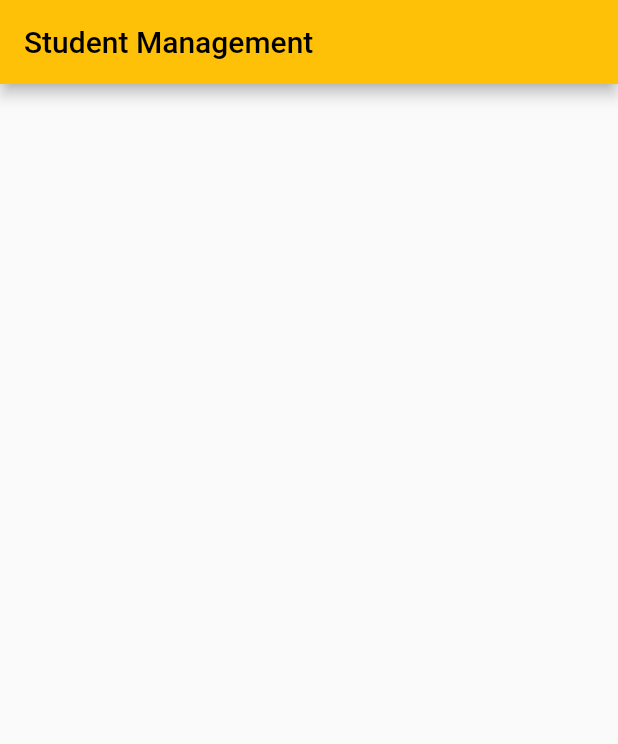
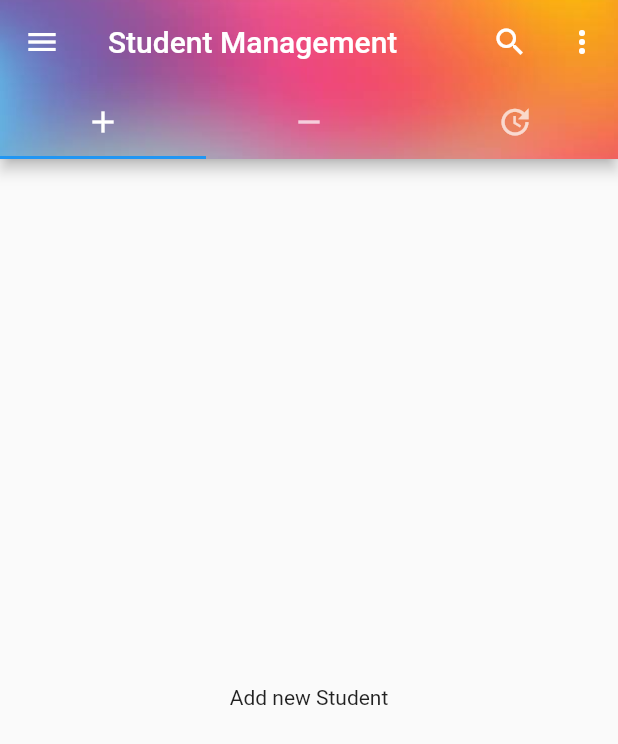
Before and after one commit to Chathura99/Flutter_TestApp, a Flutter app: the screen it shows after launch, on a phone screen of 412 x 824 dp. Shown: the top 744 px of the screen. Run offline on Flutter 3.47's test engine with Material 2 defaults, Android fonts, the phone set to English and light mode, and no system bars.

Commit message:
container,tapbar,safeare,icon

```diff
--- a/lib/main.dart
+++ b/lib/main.dart
@@ -1,6 +1,4 @@
-// ignore_for_file: prefer_const_constructors
-
-import 'dart:html';
+// ignore_for_file: prefer_const_constructors, sort_child_properties_last, prefer_const_literals_to_create_immutables
 
 import 'package:flutter/material.dart';
 
@@ -14,9 +12,10 @@ class MyApp extends StatelessWidget {
   @override
   Widget build(BuildContext context) {
     return MaterialApp(
+      debugShowCheckedModeBanner: false,
       title: "Hello",
       home: MyHomePage(),
-      theme: ThemeData(primarySwatch: Colors.amber),
+      // theme: ThemeData(primarySwatch: Colors.amber),
     );
   }
 }
@@ -26,14 +25,102 @@ class MyHomePage extends StatelessWidget {
 
   @override
   Widget build(BuildContext context) {
-    return Scaffold(
+      // SafeArea(
+      return DefaultTabController(
+        length: 3,
+        child: Scaffold(
           appBar: AppBar(
             title: Text(
               "Student Management",
             ),
+            leading: IconButton(
+              icon: Icon(Icons.menu),
+              onPressed: () {
+                //call method in here
+              },
+            ),
+            actions: [
+              IconButton(
+                icon: Icon(Icons.search),
+                onPressed: () {
+                  //call method
+                },
+              ),
+              IconButton(
+                icon: Icon(Icons.more_vert),
+                onPressed: () {
+                  //call method
+                },
+              ),
+            ],
+            flexibleSpace: Image.asset(
+              "assets/me1.png",
+              fit: BoxFit.cover,
+            ),
+            bottom: PreferredSize(
+              child: TabBar(
 
+                tabs: [
+                  Tab(
+                    icon: Icon(Icons.add),
+                    // text: "New",
+                    ),
+                  Tab(
+                    icon: Icon(Icons.remove),
+                    // text: "Remove",
+                    ),
+                  Tab(
+                    icon: Icon(Icons.update),
+                    // text: "Update",
                     ),
 
+                ],
+              ),
+
+              preferredSize: Size.fromHeight(50),
+            ),
+          //  backgroundColor: Colors.pinkAccent,
+          ),
+          body: Padding(
+            padding: EdgeInsets.all(20.0),
+            child: TabBarView(
+              children: [
+                tab1(),
+                Container(
+                  color: Color.fromARGB(255, 244, 77, 133),
+                  child:Text(
+                    "Remove Student"
+                  )
+                ),
+                Text("Update Student Details"),
+              ],
+            ),
+          ),
+        ),
+      );
+    // );
+  }
+}
+
+Widget tab1() {
+  return Center(
+    child: Text("Add new Student"),
   );
 }
-}
+
+// learning outcome
+
+//stl -> StatelessWidget
+//actions: [] -> widget array
+//child -> only one widget
+//IconButton
+//Safearea ->without curve
+//add image -> add to folder after that add to pubspec.yaml
+
+// Padding(
+//     padding: EdgeInsets.all(16.0),
+//     child: Image.asset("assets/me1.png"),
+// ),
+
+// bottom -> Tapbar
+//add TabBarView after Appbar
```
Also changed, not shown: assets/me1.png (added). Lines whose indentation alone changed are shown as unchanged.
